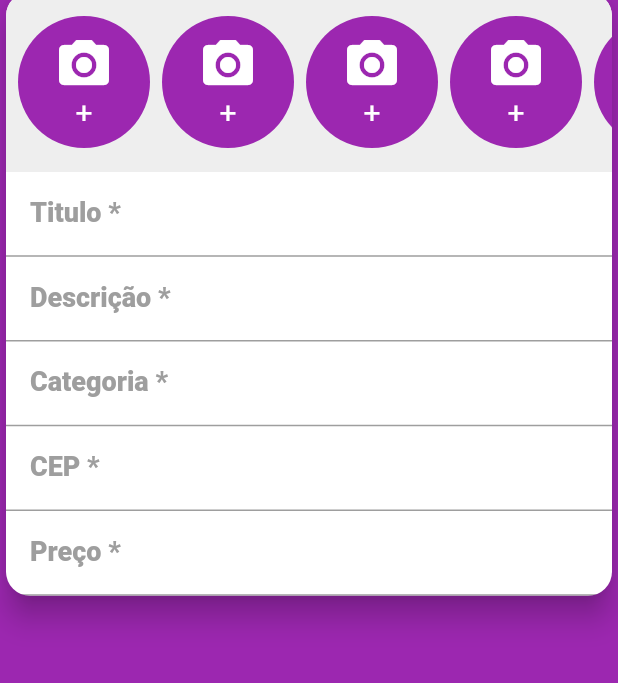
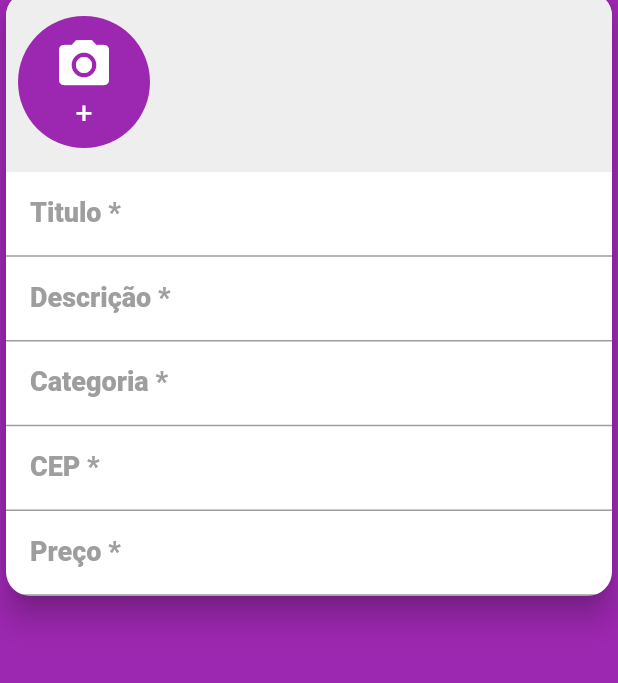
Before and after one commit to YuriLuis/xlo-clone-flutter, a Flutter app: the screen it shows after launch, swiped to page 2, on a phone screen of 412 x 824 dp, the part 98-781 px from its top. Run offline on Flutter 3.47's test engine with Material 2 defaults, Android fonts, the phone set to English and light mode, and no system bars; our stand-ins replace brasil_fields, flutter_mobx, get_it, image_cropper, image_picker, mobx and 1 more; accounts and stored records are empty; generated files the repository leaves out were written again; network calls fail.

Commit message:
aula 304 Exibindo as imagens selecionadas.

```diff
--- a/lib/screens/create/components/images_field.dart
+++ b/lib/screens/create/components/images_field.dart
@@ -2,32 +2,52 @@ import 'dart:io';
 
 import 'package:flutter/cupertino.dart';
 import 'package:flutter/material.dart';
+import 'package:flutter_mobx/flutter_mobx.dart';
 import 'package:xlo_mobx/screens/create/components/images_source_dialog.dart';
+import 'package:xlo_mobx/stores/create_store.dart';
 
 class ImagesField extends StatelessWidget {
+  ImagesField({this.createStore});
+
+  final CreateStore createStore;
+
   @override
   Widget build(BuildContext context) {
-
-    void onImageSelected(File image){
+    void onImageSelected(File image) {
+      if (image != null) {
+        createStore.images.add(image);
         Navigator.of(context).pop();
       }
+    }
+
     return Container(
       color: Colors.grey[200],
       height: 120,
-      child: ListView.builder(
+      child: Observer(
+        builder: (_) {
+          return ListView.builder(
             scrollDirection: Axis.horizontal,
-        itemCount: 5,
+            itemCount: createStore.images.length < 5
+                ? createStore.images.length + 1
+                : 5,
             itemBuilder: (_, index) {
+              if (index == createStore.images.length) {
                 return Padding(
                   padding: const EdgeInsets.fromLTRB(8, 8, 0, 8),
                   child: GestureDetector(
                     onTap: () {
                       if (Platform.isAndroid) {
                         ///Dialog para SO Android
-                  showModalBottomSheet(context: context, builder: (_) => ImagesSourceDialog(onImageSelected));
+                        showModalBottomSheet(
+                            context: context,
+                            builder: (_) =>
+                                ImagesSourceDialog(onImageSelected));
                       } else {
                         ///Dialog para SO IOS
-                  showCupertinoModalPopup(context: context, builder: (_) => ImagesSourceDialog(onImageSelected));
+                        showCupertinoModalPopup(
+                            context: context,
+                            builder: (_) =>
+                                ImagesSourceDialog(onImageSelected));
                       }
                     },
                     child: CircleAvatar(
@@ -50,6 +70,20 @@ class ImagesField extends StatelessWidget {
                     ),
                   ),
                 );
+              } else {
+                return Padding(
+                  padding: EdgeInsets.fromLTRB(8, 16, index == 4 ? 8 : 0, 16),
+                  child: GestureDetector(
+                    onTap: () {},
+                    child: CircleAvatar(
+                      radius: 44,
+                      backgroundImage: FileImage(createStore.images[index]),
+                    ),
+                  ),
+                );
+              }
+            },
+          );
         },
       ),
     );
--- a/lib/screens/create/components/images_source_dialog.dart
+++ b/lib/screens/create/components/images_source_dialog.dart
@@ -69,6 +69,9 @@ class ImagesSourceDialog extends StatelessWidget {
         doneButtonTitle: 'Concluir'
       )
     );
-    onImageSelected(croppedFile);
+
+    if(croppedFile != null){
+      onImageSelected(croppedFile);
+    }
   }
 }
--- a/lib/screens/create/create_screen.dart
+++ b/lib/screens/create/create_screen.dart
@@ -3,8 +3,11 @@ import 'package:flutter/material.dart';
 import 'package:flutter/services.dart';
 import 'package:xlo_mobx/components/custom_drawer/custom_drawer.dart';
 import 'package:xlo_mobx/screens/create/components/images_field.dart';
+import 'package:xlo_mobx/stores/create_store.dart';
 
 class CreateScreen extends StatelessWidget {
+
+  final CreateStore createStore = CreateStore();
 
   final labelStyle = TextStyle(
       fontWeight: FontWeight.w800,
@@ -31,7 +34,7 @@ class CreateScreen extends StatelessWidget {
         child: Column(
           mainAxisSize: MainAxisSize.min,
           children: [
-            ImagesField(),
+            ImagesField(createStore: createStore,),
             TextFormField(
               decoration: InputDecoration(
                   contentPadding: contentPadding,
--- /dev/null
+++ b/lib/stores/create_store.dart
@@ -0,0 +1,10 @@
+import 'package:mobx/mobx.dart';
+
+part 'create_store.g.dart';
+
+class CreateStore = _CreateStore with _$CreateStore;
+
+abstract class _CreateStore with Store{
+
+  ObservableList images = ObservableList();
+}
```
Also changed, not shown: lib/stores/create_store.g.dart (added). Lines whose indentation alone changed are shown as unchanged.
